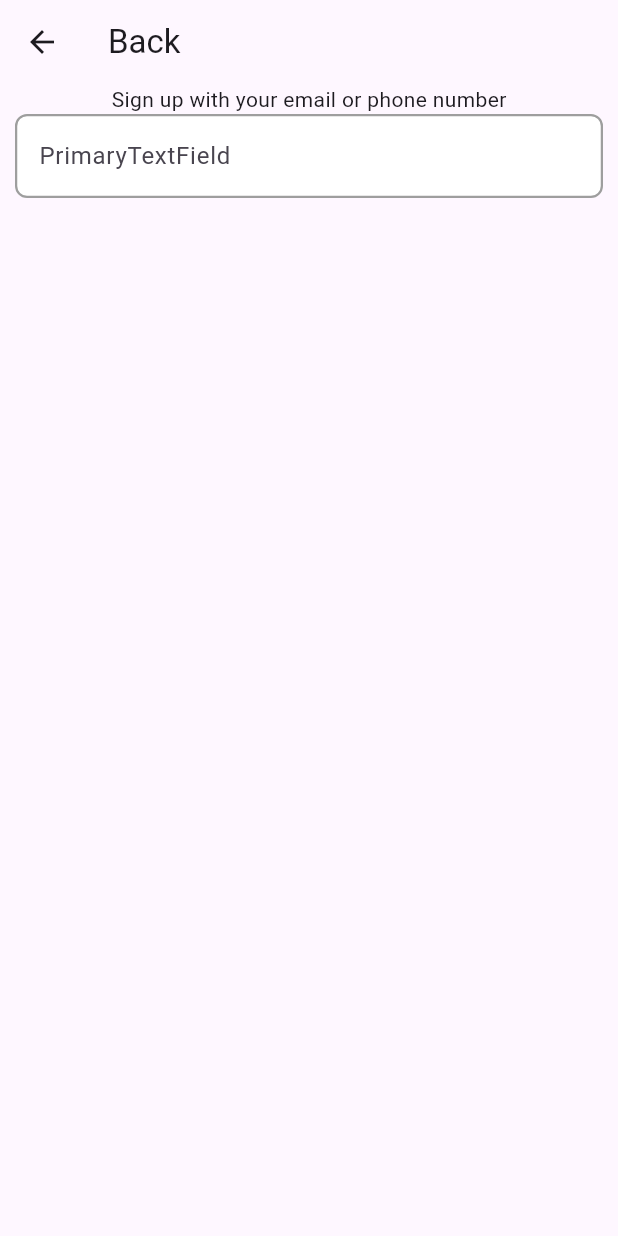
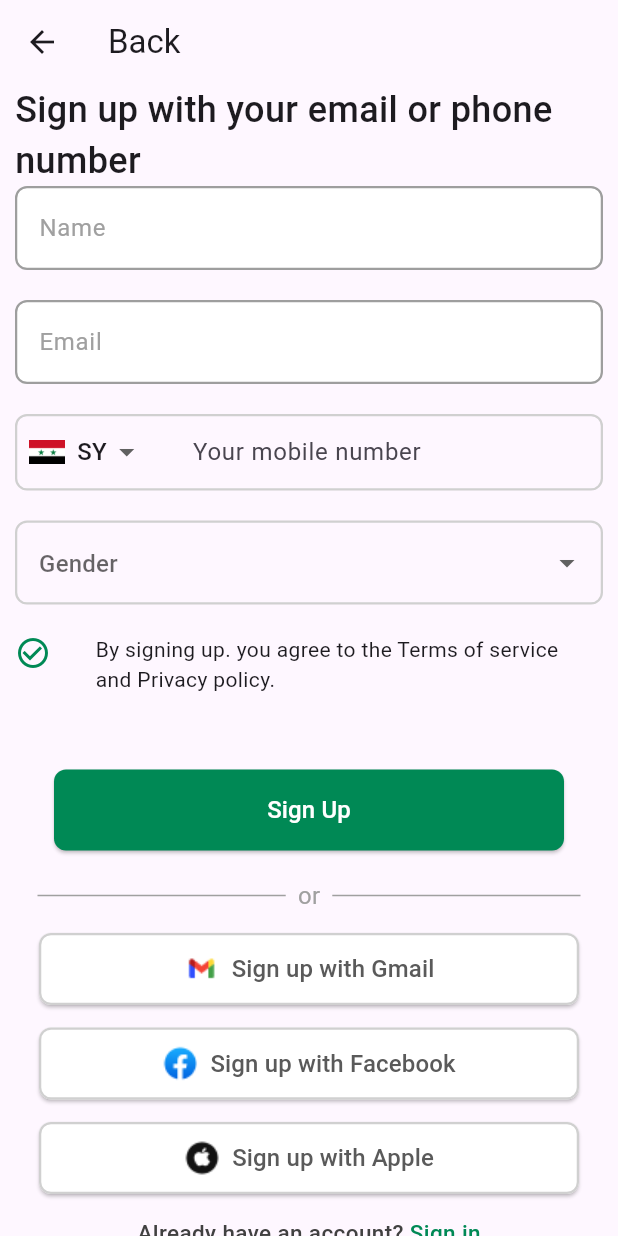
Before and after one commit to mohammedbatal/rideshare, a Flutter app: the Signup screen opened directly, on a phone screen of 412 x 824 dp. Run offline on Flutter 3.47's test engine with Material 3 defaults, Android fonts, the phone set to English and light mode, and no system bars; our stand-ins replace get.

Commit message:
finish signup screen

```diff
--- a/lib/resources/app_assets.dart
+++ b/lib/resources/app_assets.dart
@@ -11,4 +11,8 @@ class AppAssets {
   static const String cycle = '${path}cycle';
   static const String profile = '${path}profile';
   static const String welcome = '${path}welcome.png';
+  static const String syria = '${path}syria.png';
+  static const String gmail = '${path}Gmail.png';
+  static const String facebook = '${path}Facebook.png';
+  static const String apple = '${path}Apple.png';
 }
--- a/lib/resources/app_strings.dart
+++ b/lib/resources/app_strings.dart
@@ -3,6 +3,7 @@
 class AppStrings {
   // Onboarding
   static const String skip = 'Skip';
+  static const String or = 'or';
   static const String onboarding01Title = 'Anywhere you are';
   static const String onboarding01Content =
       'Sell houses easily with the help of\nListenoryx and to make this line big\nI am writing more.';
@@ -30,8 +31,9 @@ class AppStrings {
   static const String Signupwithyouremail =
       'Sign up with your email or phone number';
   static const String Bysigningup =
-      'By signing up. you agree to the Terms of service and Privacy policy.';
+      'By signing up. you agree to the Terms of service\nand Privacy policy.';
   static const String SignUp = 'Sign Up';
+  static const String Signin = 'Sign in';
   static const String Name = 'Name';
   static const String Email = 'Email';
   static const String Yourmobilenumber = 'Your mobile number';
--- a/lib/view/screen/auth/signup.dart
+++ b/lib/view/screen/auth/signup.dart
@@ -1,5 +1,8 @@
 import 'package:flutter/material.dart';
+import 'package:rideshare/resources/app_assets.dart';
+import 'package:rideshare/resources/app_colors.dart';
 import 'package:rideshare/resources/app_strings.dart';
+import 'package:rideshare/view/widgets/buttons.dart';
 import 'package:rideshare/view/widgets/textfields.dart';
 
 class Signup extends StatelessWidget {
@@ -7,7 +10,9 @@ class Signup extends StatelessWidget {
 
   @override
   Widget build(BuildContext context) {
-    TextEditingController controller = TextEditingController();
+    TextEditingController namecontroller = TextEditingController();
+    TextEditingController emailcontroller = TextEditingController();
+    TextEditingController numbercontroller = TextEditingController();
     return Scaffold(
       appBar: AppBar(title: const Text(AppStrings.Back)),
       body: SingleChildScrollView(
@@ -15,11 +20,112 @@ class Signup extends StatelessWidget {
           padding: const EdgeInsets.symmetric(horizontal: 10),
           child: Column(
             children: [
-
-              const Text(AppStrings.Signupwithyouremail),
-              PrimaryTextField(
-                  controller: controller, hintText: 'PrimaryTextField')
-              //!
+              const Text(
+                AppStrings.Signupwithyouremail,
+                style: TextStyle(fontSize: 24, fontWeight: FontWeight.w500),
+              ),
+              PrimaryTextField(controller: namecontroller, hintText: 'Name'),
+              const SizedBox(height: 20),
+              PrimaryTextField(controller: emailcontroller, hintText: 'Email'),
+              const SizedBox(height: 20),
+              PhoneNumberField(
+                  controller: numbercontroller,
+                  hintText: AppStrings.Yourmobilenumber,
+                  countryCodes: const ['SY', 'AR'],
+                  initialCountryCode: 'SY'),
+              const SizedBox(height: 20),
+              DropdownField(
+                hintText: AppStrings.Gender,
+                initialValue: AppStrings.Gender,
+                options: const ['M', "F"],
+              ),
+              const SizedBox(height: 20),
+              const Row(
+                crossAxisAlignment: CrossAxisAlignment.start,
+                children: [
+                  Icon(
+                    Icons.check_circle_outline,
+                    color: AppColors.primarycolor,
+                  ),
+                  Spacer(),
+                  Text(AppStrings.Bysigningup),
+                  Spacer(),
+                ],
+              ),
+              const SizedBox(height: 50),
+              PrimaryButton(
+                color: AppColors.primarycolor,
+                text: AppStrings.SignUp,
+                onPressed: () {
+                  // Get.to(Signup());
+                },
+              ),
+              const SizedBox(height: 5),
+              const Padding(
+                padding: EdgeInsets.symmetric(horizontal: 15),
+                child: Row(
+                  children: <Widget>[
+                    Expanded(
+                      child: Divider(
+                        color: AppColors.griyColor,
+                        height: 50,
+                      ),
+                    ),
+                    Padding(
+                      padding: EdgeInsets.symmetric(horizontal: 8.0),
+                      child: Text(
+                        AppStrings.or,
+                        style:
+                            TextStyle(fontSize: 16, color: AppColors.griyColor),
+                      ),
+                    ),
+                    Expanded(
+                      child: Divider(
+                        color: AppColors.griyColor,
+                        height: 50,
+                      ),
+                    ),
+                  ],
+                ),
+              ),
+              DanButton(
+                text: AppStrings.SignupwithGmail,
+                onPressed: () {},
+                imageUrl: AppAssets.gmail,
+              ),
+              const SizedBox(height: 15),
+              DanButton(
+                text: AppStrings.SignupwithFacebook,
+                onPressed: () {},
+                imageUrl: AppAssets.facebook,
+              ),
+              const SizedBox(height: 15),
+              DanButton(
+                text: AppStrings.SignupwithApple,
+                onPressed: () {},
+                imageUrl: AppAssets.apple,
+              ),
+              const SizedBox(height: 15),
+              const Row(
+                mainAxisAlignment: MainAxisAlignment.center,
+                children: [
+                  Text(
+                    AppStrings.Alreadyhaveanaccount,
+                    style: TextStyle(
+                        fontSize: 15,
+                        fontWeight: FontWeight.w500,
+                        color: AppColors.griyColortitle),
+                  ),
+                  Text(
+                    AppStrings.Signin,
+                    style: TextStyle(
+                        color: AppColors.primarycolor,
+                        fontSize: 15,
+                        fontWeight: FontWeight.w500),
+                  ),
+                ],
+              ),
+              const SizedBox(height: 50),
             ],
           ),
         ),
--- a/lib/view/widgets/buttons.dart
+++ b/lib/view/widgets/buttons.dart
@@ -29,7 +29,7 @@ class PrimaryButton extends CustomButton {
     return ElevatedButton(
       style: ElevatedButton.styleFrom(
         backgroundColor: color,
-        minimumSize: Size(340, 54),
+        minimumSize: const Size(340, 54),
         shape: RoundedRectangleBorder(
           borderRadius: BorderRadius.circular(8),
         ),
@@ -126,7 +126,6 @@ class DangerButton extends CustomButton {
   Widget build(BuildContext context) {
     return ElevatedButton(
       style: ElevatedButton.styleFrom(
-
         backgroundColor: Colors.white,
         minimumSize: Size(340, 54),
         shape: RoundedRectangleBorder(
@@ -147,13 +146,13 @@ class DangerButton extends CustomButton {
 }
 
 class DanButton extends CustomButton {
-  //final String imageUrl;
+  final String imageUrl;
 
-  DanButton({
-    required String text,
-    required VoidCallback onPressed,
-    /*required this.imageUrl*/
-  }) : super(text: text, onPressed: onPressed);
+  DanButton(
+      {required String text,
+      required VoidCallback onPressed,
+      required this.imageUrl})
+      : super(text: text, onPressed: onPressed);
 
   @override
   Widget build(BuildContext context) {
@@ -170,10 +169,11 @@ class DanButton extends CustomButton {
       child: Row(
         mainAxisSize: MainAxisSize.min,
         children: [
-          // CircleAvatar(
-          //   backgroundImage: AssetImage(imageUrl),
-          //   radius: 12,
-          // ),
+          CircleAvatar(
+            backgroundColor: Colors.white,
+            backgroundImage: AssetImage(imageUrl),
+            radius: 12,
+          ),
           SizedBox(width: 8),
           Text(
             text,
--- a/lib/view/widgets/textfields.dart
+++ b/lib/view/widgets/textfields.dart
@@ -1,6 +1,6 @@
-
 import 'package:flutter/material.dart';
-
+import 'package:rideshare/resources/app_assets.dart';
+import 'package:rideshare/resources/app_colors.dart';
 
 abstract class CustomTextField extends StatelessWidget {
   final TextEditingController controller;
@@ -34,6 +34,7 @@ class PrimaryTextField extends CustomTextField {
       controller: controller,
       decoration: InputDecoration(
         hintText: hintText,
+        hintStyle: TextStyle(color: AppColors.griyColor),
         filled: true,
         fillColor: Colors.white,
         border: OutlineInputBorder(
@@ -69,7 +70,8 @@ class PhoneNumberField extends StatelessWidget {
   final List<String> countryCodes;
   final String initialCountryCode;
 
-  PhoneNumberField({
+  const PhoneNumberField({
+    super.key,
     required this.controller,
     required this.hintText,
     required this.countryCodes,
@@ -82,13 +84,13 @@ class PhoneNumberField extends StatelessWidget {
 
     return Container(
       decoration: BoxDecoration(
-        border: Border.all(color: Color(0xffD0D0D0), width: 1.5),
+        border: Border.all(color: const Color(0xffD0D0D0), width: 1.5),
         borderRadius: BorderRadius.circular(8),
       ),
       child: Row(
         children: <Widget>[
           Container(
-            padding: EdgeInsets.symmetric(horizontal: 8),
+            padding: const EdgeInsets.symmetric(horizontal: 8),
             child: DropdownButton<String>(
               value: selectedCountryCode,
               onChanged: (String? newValue) {
@@ -101,14 +103,15 @@ class PhoneNumberField extends StatelessWidget {
                   value: value,
                   child: Row(
                     children: [
-                      Image.network(
-                        'https://encrypted-tbn0.gstatic.com/images?q=tbn:ANd9GcTxECwgtGSw7Mt0eODEF53rZuI2TjfY40DGqA&s',
+                      // Image.network(
+                      //   'https://encrypted-tbn0.gstatic.com/images?q=tbn:ANd9GcTxECwgtGSw7Mt0eODEF53rZuI2TjfY40DGqA&s',
+                      Image.asset(
+                        AppAssets.syria,
                         width: 24,
                         height: 24,
                       ),
-                      SizedBox(width: 8),
+                      const SizedBox(width: 8),
                       Text(value),
-
                     ],
                   ),
                 );
@@ -116,7 +119,7 @@ class PhoneNumberField extends StatelessWidget {
               underline: Container(),
             ),
           ),
-          VerticalDivider(
+          const VerticalDivider(
             color: Color(0xffD0D0D0),
             thickness: 1,
           ),
@@ -126,7 +129,7 @@ class PhoneNumberField extends StatelessWidget {
               decoration: InputDecoration(
                 hintText: hintText,
                 border: InputBorder.none,
-                contentPadding: EdgeInsets.symmetric(horizontal: 8),
+                contentPadding: const EdgeInsets.symmetric(horizontal: 8),
               ),
             ),
           ),
@@ -209,19 +212,19 @@ class _FlexibleTextFieldState extends State<FlexibleTextField> {
   }
 }
 
-
-
+// ignore: must_be_immutable
 class DropdownField extends StatelessWidget {
   final String hintText;
   final List<String> options;
-  final String? initialValue;
-  final ValueChanged<String?> onChanged;
+  String? initialValue;
+  // final ValueChanged<String?> onChanged;
 
   DropdownField({
+    super.key,
     required this.hintText,
     required this.options,
     this.initialValue,
-    required this.onChanged,
+    // required this.onChanged,
   });
 
   @override
@@ -252,7 +255,9 @@ class DropdownField extends StatelessWidget {
           ),
         ),
       ),
-      onChanged: onChanged,
+      onChanged: (val) {
+        initialValue = val;
+      },
       items: options.map<DropdownMenuItem<String>>((String value) {
         return DropdownMenuItem<String>(
           value: value,
@@ -262,8 +267,6 @@ class DropdownField extends StatelessWidget {
     );
   }
 }
-
-
 
 class CustTextField extends StatelessWidget {
   final TextEditingController controller;
```
Also changed, not shown: assets/images/Apple.png (added), assets/images/Facebook.png (added), assets/images/Gmail.png (added), assets/images/syria.png (added).
